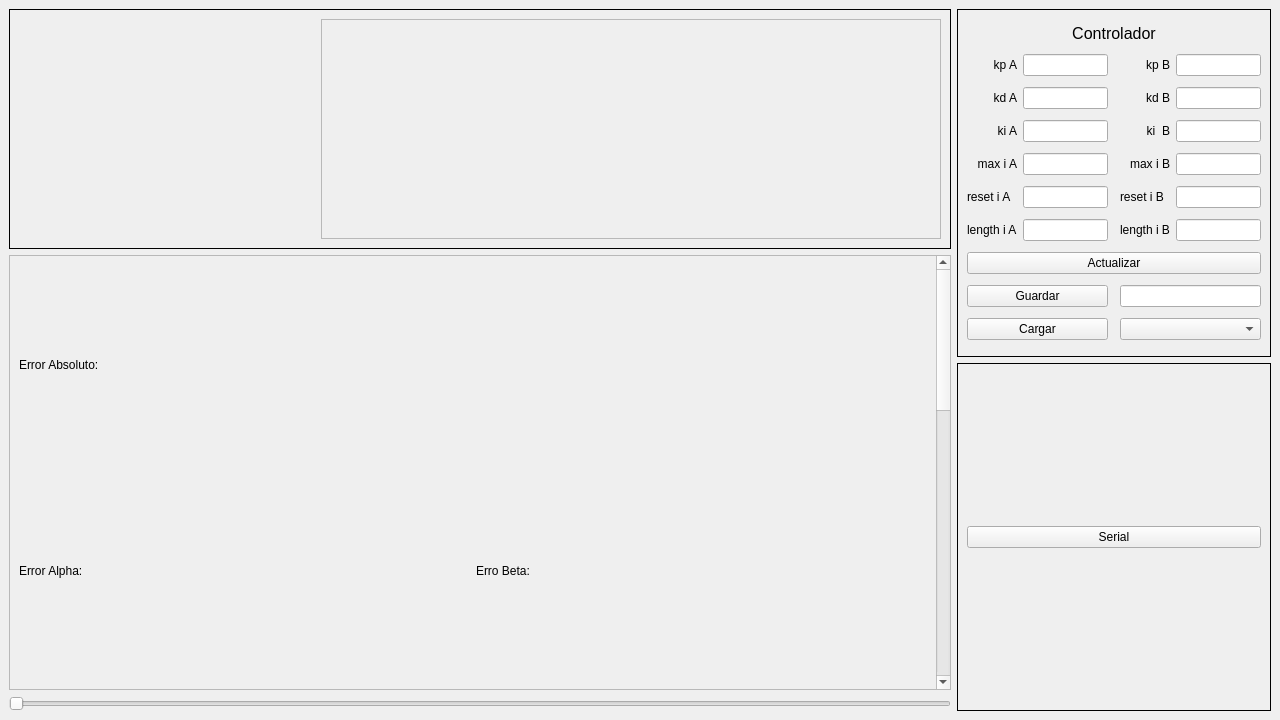
The window that PC/frontend/pyqtdesigner/interfaz.ui (afilsecker/Capstone-Control-Automatico) describes before a commit, drawn with Qt 5.
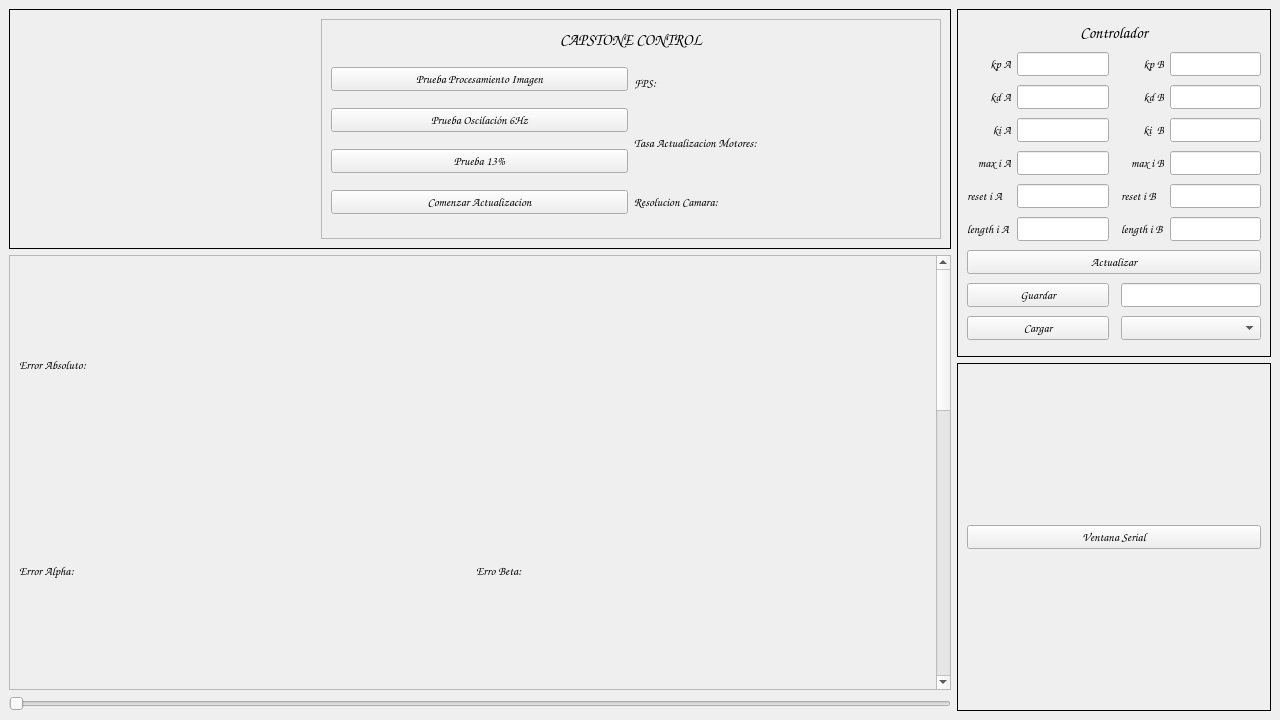
The same window after the commit.

The edit to the form file:
```diff
--- a/PC/frontend/pyqtdesigner/interfaz.ui
+++ b/PC/frontend/pyqtdesigner/interfaz.ui
@@ -16,6 +16,11 @@
     <verstretch>0</verstretch>
    </sizepolicy>
   </property>
+  <property name="font">
+   <font>
+    <family>Comic Sans MS</family>
+   </font>
+  </property>
   <property name="windowTitle">
    <string>MainWindow</string>
   </property>
@@ -265,7 +270,7 @@
           <item row="0" column="0">
            <widget class="QPushButton" name="bttn_serial">
             <property name="text">
-             <string>Serial</string>
+             <string>Ventana Serial</string>
             </property>
            </widget>
           </item>
@@ -326,6 +331,92 @@
             <property name="frameShadow">
              <enum>QFrame::Raised</enum>
             </property>
+            <layout class="QVBoxLayout" name="verticalLayout_5">
+             <item>
+              <widget class="QLabel" name="label">
+               <property name="sizePolicy">
+                <sizepolicy hsizetype="Preferred" vsizetype="Maximum">
+                 <horstretch>0</horstretch>
+                 <verstretch>0</verstretch>
+                </sizepolicy>
+               </property>
+               <property name="font">
+                <font>
+                 <pointsize>12</pointsize>
+                 <weight>75</weight>
+                 <bold>true</bold>
+                </font>
+               </property>
+               <property name="text">
+                <string>CAPSTONE CONTROL</string>
+               </property>
+               <property name="alignment">
+                <set>Qt::AlignCenter</set>
+               </property>
+              </widget>
+             </item>
+             <item>
+              <layout class="QHBoxLayout" name="horizontalLayout_13">
+               <item>
+                <layout class="QVBoxLayout" name="verticalLayout_3">
+                 <item>
+                  <widget class="QPushButton" name="boton_prueba_procesamiento">
+                   <property name="text">
+                    <string>Prueba Procesamiento Imagen</string>
+                   </property>
+                  </widget>
+                 </item>
+                 <item>
+                  <widget class="QPushButton" name="boton_prueba_6Hz">
+                   <property name="text">
+                    <string>Prueba Oscilación 6Hz</string>
+                   </property>
+                  </widget>
+                 </item>
+                 <item>
+                  <widget class="QPushButton" name="boton_prueba_13">
+                   <property name="text">
+                    <string>Prueba 13%</string>
+                   </property>
+                  </widget>
+                 </item>
+                 <item>
+                  <widget class="QPushButton" name="boton_actualizar">
+                   <property name="text">
+                    <string>Comenzar Actualizacion</string>
+                   </property>
+                  </widget>
+                 </item>
+                </layout>
+               </item>
+               <item>
+                <layout class="QVBoxLayout" name="verticalLayout_4">
+                 <item>
+                  <widget class="QLabel" name="label_fps">
+                   <property name="text">
+                    <string>FPS: </string>
+                   </property>
+                  </widget>
+                 </item>
+                 <item>
+                  <widget class="QLabel" name="label_tasa">
+                   <property name="text">
+                    <string>Tasa Actualizacion Motores: </string>
+                   </property>
+                  </widget>
+                 </item>
+                 <item>
+                  <widget class="QLabel" name="label_res">
+                   <property name="text">
+                    <string>Resolucion Camara:</string>
+                   </property>
+                  </widget>
+                 </item>
+                </layout>
+               </item>
+              </layout>
+             </item>
+            </layout>
            </widget>
           </item>
          </layout>
```
